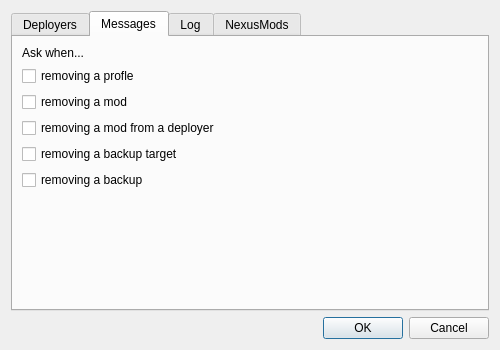
limo-app/limo, file src/ui/settingsdialog.ui: the form before one commit.
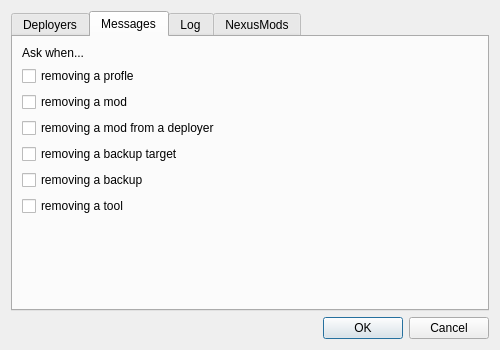
The form after the commit. The open tabs and pages were chosen to show the change.

Commit message: add guided tool setup

The edit to the form file:
```diff
--- a/src/ui/settingsdialog.ui
+++ b/src/ui/settingsdialog.ui
@@ -250,6 +250,13 @@
          </property>
         </widget>
        </item>
+       <item>
+        <widget class="QCheckBox" name="remove_tool_cb">
+         <property name="text">
+          <string>removing a tool</string>
+         </property>
+        </widget>
+       </item>
        <item>
         <spacer name="verticalSpacer">
          <property name="orientation">
```
Left out of the diff: 6 changed lines with no effect on the pictures. The commit also changes 26 other files.
